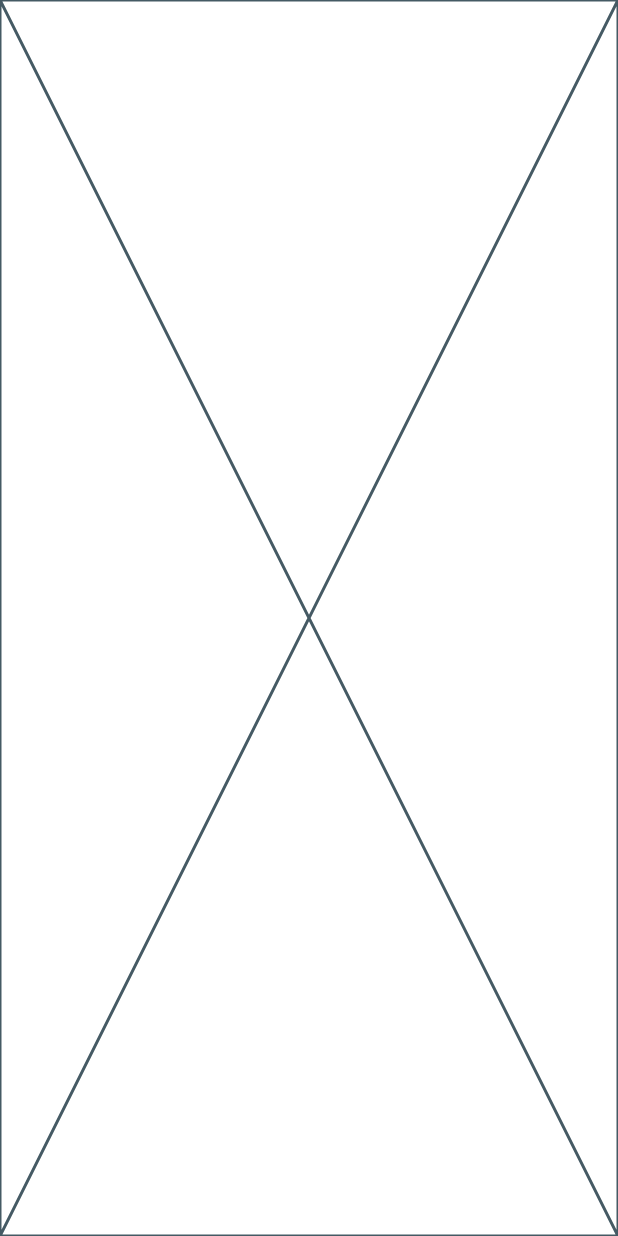
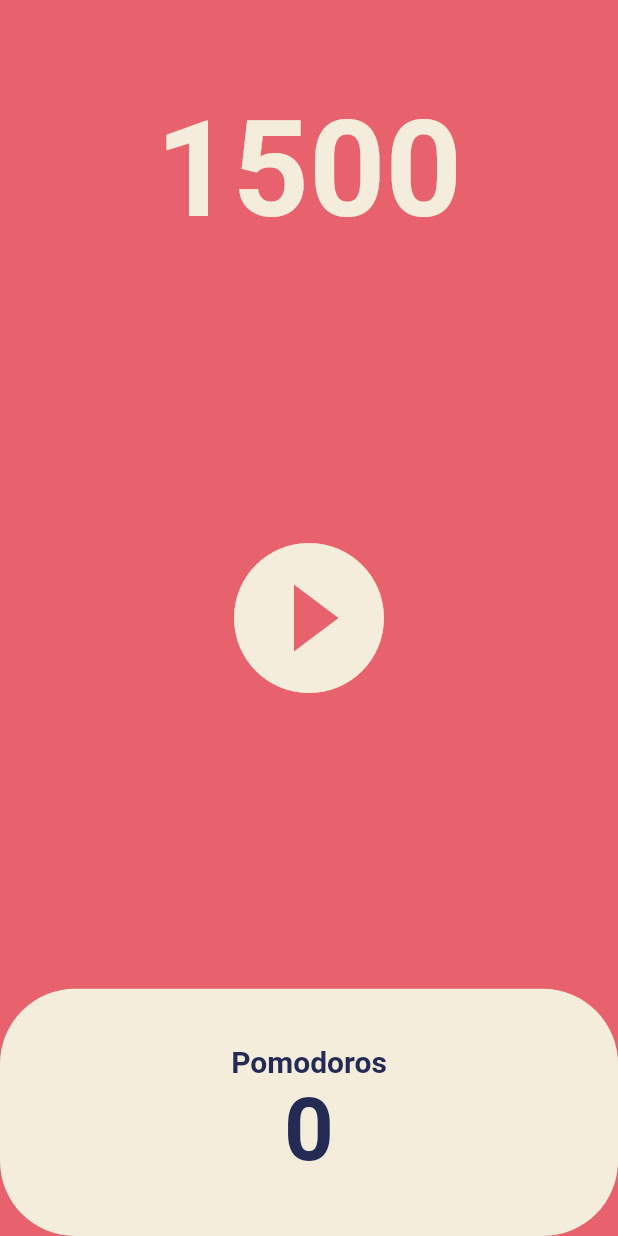
Before and after one commit to hyunjin1012/flutter-pomodoro, a Flutter app: the screen it shows after launch, on a phone screen of 412 x 824 dp. Run offline on Flutter 3.47's test engine with Material 2 defaults, Android fonts, the phone set to English and light mode, and no system bars.

Commit message:
add timer

```diff
--- a/lib/screens/home_screen.dart
+++ b/lib/screens/home_screen.dart
@@ -1,5 +1,6 @@
-import 'package:flutter/src/widgets/framework.dart';
-import 'package:flutter/src/widgets/placeholder.dart';
+import 'dart:async';
+
+import 'package:flutter/material.dart';
 
 class HomeScreen extends StatefulWidget {
   const HomeScreen({super.key});
@@ -9,8 +10,89 @@ class HomeScreen extends StatefulWidget {
 }
 
 class _HomeScreenState extends State<HomeScreen> {
+  int totalSeconds = 1500;
+  late Timer timer;
+
+  void onTick(Timer timer) {
+    setState(() {
+      if (totalSeconds > 0) {
+        totalSeconds = totalSeconds - 1;
+      } else {
+        timer.cancel();
+      }
+    });
+  }
+
+  void onStartPressed() {
+    timer = Timer.periodic(const Duration(seconds: 1), onTick);
+  }
+
   @override
   Widget build(BuildContext context) {
-    return const Placeholder();
+    return Scaffold(
+      backgroundColor: Theme.of(context).colorScheme.background,
+      body: Column(children: [
+        Flexible(
+          flex: 1,
+          child: Container(
+            alignment: Alignment.bottomCenter,
+            child: Text(
+              '$totalSeconds',
+              style: TextStyle(
+                  color: Theme.of(context).cardColor,
+                  fontSize: 89,
+                  fontWeight: FontWeight.w600),
+            ),
+          ),
+        ),
+        Flexible(
+          flex: 3,
+          child: Center(
+            child: IconButton(
+              onPressed: onStartPressed,
+              icon: const Icon(Icons.play_circle_fill_outlined),
+              iconSize: 120,
+              color: Theme.of(context).cardColor,
+            ),
+          ),
+        ),
+        Flexible(
+            flex: 1,
+            child: Row(
+              children: [
+                Expanded(
+                    child: Container(
+                  decoration: BoxDecoration(
+                    color: Theme.of(context).cardColor,
+                    borderRadius: BorderRadius.circular(50),
+                  ),
+                  child: Column(
+                    mainAxisAlignment: MainAxisAlignment.center,
+                    children: [
+                      Text(
+                        'Pomodoros',
+                        style: TextStyle(
+                          fontSize: 20,
+                          fontWeight: FontWeight.w600,
+                          color:
+                              Theme.of(context).textTheme.displayLarge!.color,
+                        ),
+                      ),
+                      Text(
+                        '0',
+                        style: TextStyle(
+                          fontSize: 58,
+                          fontWeight: FontWeight.w600,
+                          color:
+                              Theme.of(context).textTheme.displayLarge!.color,
+                        ),
+                      ),
+                    ],
+                  ),
+                ))
+              ],
+            )),
+      ]),
+    );
   }
 }
```
